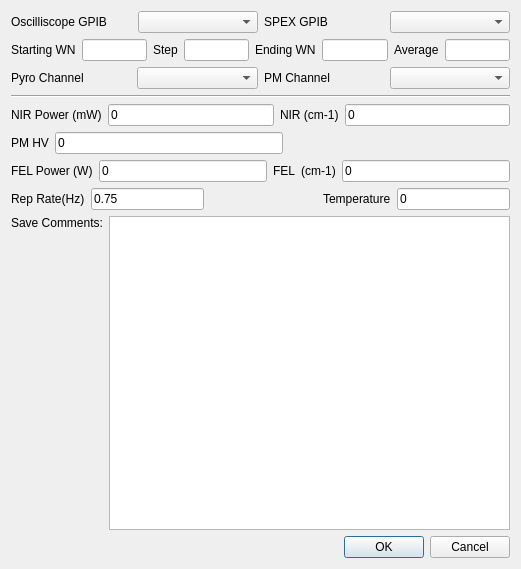
First picture: the form in Settings.ui, repository SherwinGroup/SPEXSidebands-fuzzy, before the edit.
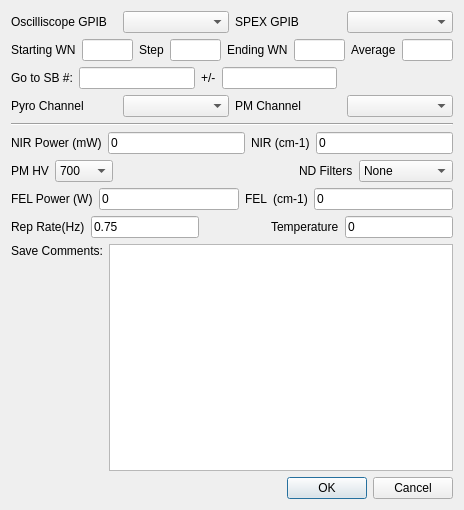
Second picture: the form after the edit. Custom widgets are drawn as their Qt base class.

Patch:
```diff
--- a/Settings.ui
+++ b/Settings.ui
@@ -6,8 +6,8 @@
    <rect>
     <x>0</x>
     <y>0</y>
-    <width>521</width>
-    <height>569</height>
+    <width>464</width>
+    <height>510</height>
    </rect>
   </property>
   <property name="windowTitle">
@@ -98,6 +98,43 @@
      </item>
     </layout>
    </item>
+   <item>
+    <layout class="QHBoxLayout" name="horizontalLayout_11">
+     <item>
+      <widget class="QLabel" name="label_18">
+       <property name="text">
+        <string>Go to SB #:</string>
+       </property>
+      </widget>
+     </item>
+     <item>
+      <widget class="QFNumberEdit" name="tGotoSB"/>
+     </item>
+     <item>
+      <widget class="QLabel" name="label_19">
+       <property name="text">
+        <string>+/-</string>
+       </property>
+      </widget>
+     </item>
+     <item>
+      <widget class="QFNumberEdit" name="tGotoBound"/>
+     </item>
+     <item>
+      <spacer name="horizontalSpacer_3">
+       <property name="orientation">
+        <enum>Qt::Horizontal</enum>
+       </property>
+       <property name="sizeHint" stdset="0">
+        <size>
+         <width>40</width>
+         <height>20</height>
+        </size>
+       </property>
+      </spacer>
+     </item>
+    </layout>
+   </item>
    <item>
     <layout class="QHBoxLayout" name="horizontalLayout_4">
      <item>
@@ -171,19 +208,17 @@
       </widget>
      </item>
      <item>
-      <widget class="QINumberEdit" name="tHV">
-       <property name="sizePolicy">
-        <sizepolicy hsizetype="Expanding" vsizetype="Fixed">
-         <horstretch>0</horstretch>
-         <verstretch>0</verstretch>
-        </sizepolicy>
-       </property>
-       <property name="toolTip">
-        <string>&lt;html&gt;&lt;head/&gt;&lt;body&gt;&lt;p&gt;Automatic 10x if 700V&lt;/p&gt;&lt;/body&gt;&lt;/html&gt;</string>
-       </property>
-       <property name="text">
-        <string>0</string>
-       </property>
+      <widget class="QComboBox" name="cbPMHV">
+       <item>
+        <property name="text">
+         <string>700</string>
+        </property>
+       </item>
+       <item>
+        <property name="text">
+         <string>1000</string>
+        </property>
+       </item>
       </widget>
      </item>
      <item>
@@ -199,6 +234,37 @@
        </property>
       </spacer>
      </item>
+     <item>
+      <widget class="QLabel" name="label_17">
+       <property name="text">
+        <string>ND Filters</string>
+       </property>
+      </widget>
+     </item>
+     <item>
+      <widget class="QComboBox" name="cbNDFilters">
+       <item>
+        <property name="text">
+         <string>None</string>
+        </property>
+       </item>
+       <item>
+        <property name="text">
+         <string>White Label</string>
+        </property>
+       </item>
+       <item>
+        <property name="text">
+         <string>Blue Label</string>
+        </property>
+       </item>
+       <item>
+        <property name="text">
+         <string>Both</string>
+        </property>
+       </item>
+      </widget>
+     </item>
     </layout>
    </item>
    <item>
```
Left out of the diff: 2 changed lines with no effect on the pictures.
